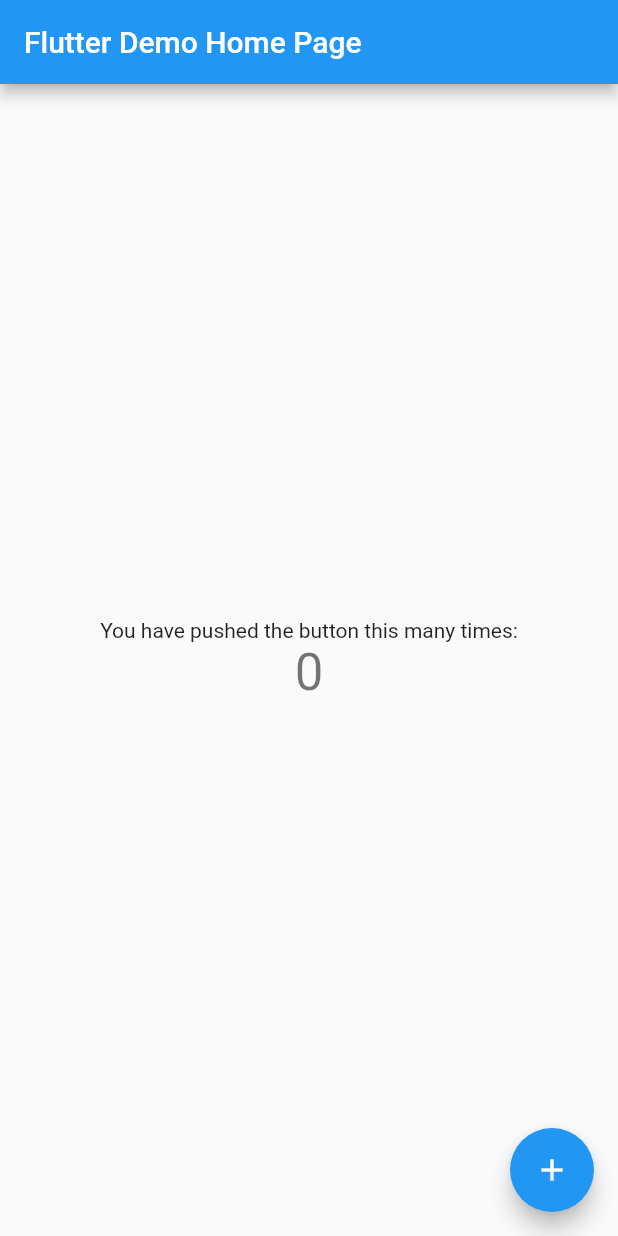
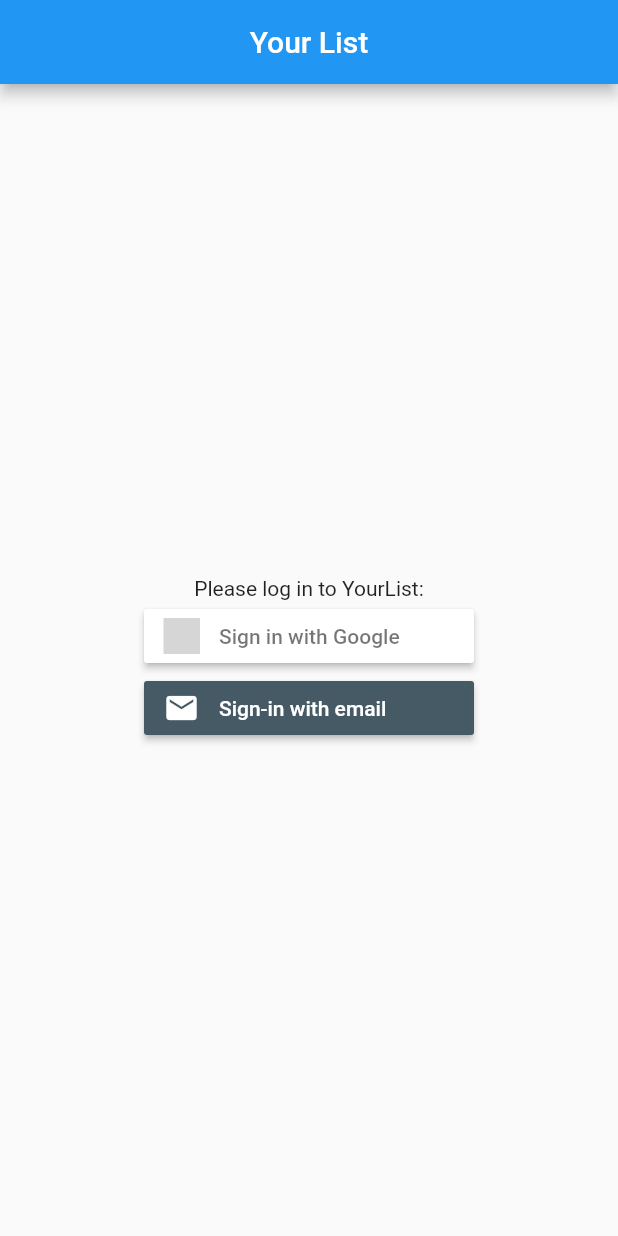
Before and after one commit to YourListTeam/ServerSide, a Flutter app: the screen it shows after launch, on a phone screen of 412 x 824 dp. Run offline on Flutter 3.47's test engine with Material 2 defaults, Android fonts, the phone set to English and light mode, and no system bars; our stand-ins replace firebase_auth, flutter_signin_button, google_sign_in; missing offline and left inert: firebase_auth_platform_interface; accounts and stored records are empty; grey boxes are pictures that could not be loaded.

Commit message:
YOUR-8 Sign up UI done
The change allows user to register and sign in using email. UI for
Google sign in is also available but it crashed due to the fact that
it needs permissions for debug app added. More methods will be added
later on.

```diff
--- a/YourListApp/lib/main.dart
+++ b/YourListApp/lib/main.dart
@@ -1,4 +1,8 @@
+import 'package:your_list_flutter_app/screens/wrapper.dart';
+import 'package:your_list_flutter_app/services/auth.dart';
 import 'package:flutter/material.dart';
+import 'package:provider/provider.dart';
+import 'package:your_list_flutter_app/models/user.dart';
 
 void main() => runApp(MyApp());
 
@@ -6,106 +10,11 @@
   // This widget is the root of your application.
   @override
   Widget build(BuildContext context) {
-    return MaterialApp(
-      title: 'Flutter Demo',
-      theme: ThemeData(
-        // This is the theme of your application.
-        //
-        // Try running your application with "flutter run". You'll see the
-        // application has a blue toolbar. Then, without quitting the app, try
-        // changing the primarySwatch below to Colors.green and then invoke
-        // "hot reload" (press "r" in the console where you ran "flutter run",
-        // or simply save your changes to "hot reload" in a Flutter IDE).
-        // Notice that the counter didn't reset back to zero; the application
-        // is not restarted.
-        primarySwatch: Colors.blue,
+    return StreamProvider<User>.value(
+      value: AuthService().user,
+      child: MaterialApp(
+        home: Wrapper(),
       ),
-      home: MyHomePage(title: 'Flutter Demo Home Page'),
     );
   }
 }
-
-class MyHomePage extends StatefulWidget {
-  MyHomePage({Key key, this.title}) : super(key: key);
-
-  // This widget is the home page of your application. It is stateful, meaning
-  // that it has a State object (defined below) that contains fields that affect
-  // how it looks.
-
-  // This class is the configuration for the state. It holds the values (in this
-  // case the title) provided by the parent (in this case the App widget) and
-  // used by the build method of the State. Fields in a Widget subclass are
-  // always marked "final".
-
-  final String title;
-
-  @override
-  _MyHomePageState createState() => _MyHomePageState();
-}
-
-class _MyHomePageState extends State<MyHomePage> {
-  int _counter = 0;
-
-  void _incrementCounter() {
-    setState(() {
-      // This call to setState tells the Flutter framework that something has
-      // changed in this State, which causes it to rerun the build method below
-      // so that the display can reflect the updated values. If we changed
-      // _counter without calling setState(), then the build method would not be
-      // called again, and so nothing would appear to happen.
-      _counter++;
-    });
-  }
-
-  @override
-  Widget build(BuildContext context) {
-    // This method is rerun every time setState is called, for instance as done
-    // by the _incrementCounter method above.
-    //
-    // The Flutter framework has been optimized to make rerunning build methods
-    // fast, so that you can just rebuild anything that needs updating rather
-    // than having to individually change instances of widgets.
-    return Scaffold(
-      appBar: AppBar(
-        // Here we take the value from the MyHomePage object that was created by
-        // the App.build method, and use it to set our appbar title.
-        title: Text(widget.title),
-      ),
-      body: Center(
-        // Center is a layout widget. It takes a single child and positions it
-        // in the middle of the parent.
-        child: Column(
-          // Column is also a layout widget. It takes a list of children and
-          // arranges them vertically. By default, it sizes itself to fit its
-          // children horizontally, and tries to be as tall as its parent.
-          //
-          // Invoke "debug painting" (press "p" in the console, choose the
-          // "Toggle Debug Paint" action from the Flutter Inspector in Android
-          // Studio, or the "Toggle Debug Paint" command in Visual Studio Code)
-          // to see the wireframe for each widget.
-          //
-          // Column has various properties to control how it sizes itself and
-          // how it positions its children. Here we use mainAxisAlignment to
-          // center the children vertically; the main axis here is the vertical
-          // axis because Columns are vertical (the cross axis would be
-          // horizontal).
-          mainAxisAlignment: MainAxisAlignment.center,
-          children: <Widget>[
-            Text(
-              'You have pushed the button this many times:',
-            ),
-            Text(
-              '$_counter',
-              style: Theme.of(context).textTheme.display1,
-            ),
-          ],
-        ),
-      ),
-      floatingActionButton: FloatingActionButton(
-        onPressed: _incrementCounter,
-        tooltip: 'Increment',
-        child: Icon(Icons.add),
-      ), // This trailing comma makes auto-formatting nicer for build methods.
-    );
-  }
-}
--- /dev/null
+++ b/YourListApp/lib/models/user.dart
@@ -0,0 +1,7 @@
+class User {
+
+  final String uid;
+
+  User({ this.uid });
+
+}
--- /dev/null
+++ b/YourListApp/lib/screens/authenticate/authGeneral.dart
@@ -0,0 +1,101 @@
+import 'dart:async';
+
+import 'package:firebase_auth/firebase_auth.dart';
+import 'package:firebase_auth_platform_interface/firebase_auth_platform_interface.dart';
+import 'package:flutter/material.dart';
+import 'package:flutter_signin_button/flutter_signin_button.dart';
+import 'package:google_sign_in/google_sign_in.dart';
+
+
+GoogleSignIn _googleSignIn = GoogleSignIn(//  scopes: [
+//    'email',
+//    'https://www.googleapis.com/auth/contacts.readonly',
+//  ],
+);
+final FirebaseAuth _auth = FirebaseAuth.instance;
+
+
+class GeneralAuth extends StatefulWidget {
+
+  final Function toggleTypeToEmail;
+  GeneralAuth({this.toggleTypeToEmail });
+
+  @override
+  _GeneralAuthState createState() => _GeneralAuthState();
+
+}
+
+class _GeneralAuthState extends State<GeneralAuth>{
+
+
+
+  @override
+  void initState() {
+    super.initState();
+//    initProviders();
+  }
+//
+//  Future<void> initProviders() async {
+//    FlutterAuthUi.setEmail();
+//    FlutterAuthUi.setApple();
+//    FlutterAuthUi.setGithub();
+//    FlutterAuthUi.setGoogle();
+//    FlutterAuthUi.setMicrosoft();
+//    FlutterAuthUi.setYahoo();
+//
+////    final user = await FlutterAuthUi.startUi();
+////    print(user);
+//  }
+
+
+  Future<FirebaseUser> _signInWithGoogle() async {
+    final GoogleSignInAccount googleUser = await _googleSignIn.signIn();
+    if (googleUser != null) {
+      final GoogleSignInAuthentication googleAuth = await googleUser.authentication;
+      final AuthCredential credential = GoogleAuthProvider.getCredential(
+        accessToken: googleAuth.accessToken,
+        idToken: googleAuth.idToken,
+      );
+      AuthResult result = await _auth.signInWithCredential(credential);
+      // Can act here
+      return result?.user;
+    }
+    return null;
+  }
+
+  @override
+  Widget build(BuildContext context) {
+    return  Scaffold(
+      appBar: AppBar(
+        centerTitle: true,
+        title: const Text('Your List'),
+      ),
+      body: Center(
+
+        child: Column(
+          mainAxisAlignment: MainAxisAlignment.center,
+          children: [
+            Text(
+              'Please log in to YourList:',
+//              style: TextStyle(fontFamily: ),
+            ),
+
+            SignInButton(
+                Buttons.Google,
+                onPressed: _signInWithGoogle
+            ),
+
+            SignInButtonBuilder(
+              icon: Icons.email,
+              text: 'Sign-in with email',
+              onPressed: () => widget.toggleTypeToEmail(),
+              backgroundColor: Colors.blueGrey[700],
+            ),
+
+          ],
+        ),
+      ),
+    );
+  }
+
+}
--- /dev/null
+++ b/YourListApp/lib/screens/authenticate/authenticate.dart
@@ -0,0 +1,35 @@
+import 'package:your_list_flutter_app/screens/authenticate/authGeneral.dart';
+import 'package:your_list_flutter_app/screens/authenticate/register.dart';
+import 'package:your_list_flutter_app/screens/authenticate/sign_in.dart';
+import 'package:flutter/material.dart';
+
+class Authenticate extends StatefulWidget {
+  @override
+  _AuthenticateState createState() => _AuthenticateState();
+}
+
+class _AuthenticateState extends State<Authenticate> {
+
+  bool showSignIn = true;
+  bool goToEmail = false;
+  void toggleView(){
+    //print(showSignIn.toString());
+    setState(() => showSignIn = !showSignIn);
+  }
+  void toggleTypeToEmail(){
+    setState(() => goToEmail = !goToEmail);
+  }
+
+  @override
+  Widget build(BuildContext context) {
+    if ( goToEmail) {
+      if (showSignIn) {
+        return SignIn(toggleView:  toggleView, toggleTypeToEmail: toggleTypeToEmail);
+      } else {
+        return Register(toggleView:  toggleView, toggleTypeToEmail: toggleTypeToEmail);
+      }
+    } else {
+      return GeneralAuth(toggleTypeToEmail: toggleTypeToEmail);
+    }
+  }
+}
--- /dev/null
+++ b/YourListApp/lib/screens/wrapper.dart
@@ -0,0 +1,22 @@
+import 'package:your_list_flutter_app/models/user.dart';
+import 'package:your_list_flutter_app/screens/authenticate/authenticate.dart';
+import 'package:your_list_flutter_app/screens/home/home.dart';
+import 'package:flutter/material.dart';
+import 'package:provider/provider.dart';
+
+class Wrapper extends StatelessWidget {
+  @override
+  Widget build(BuildContext context) {
+
+    final user = Provider.of<User>(context);
+    print(user);
+
+    // return either the Home or Authenticate widget
+    if (user == null){
+      return Authenticate();
+    } else {
+      return Home();
+    }
+
+  }
+}
```
Also changed, not shown: YourListApp/lib/screens/authenticate/register.dart (added, +106 -0 lines), YourListApp/lib/screens/authenticate/sign_in.dart (added, +107 -0 lines), YourListApp/lib/screens/home/home.dart (added, +30 -0 lines), YourListApp/lib/services/auth.dart (added, +68 -0 lines), YourListApp/pubspec.yaml (+8 -2 lines), YourListApp/pubspec.lock, 2 other files.
